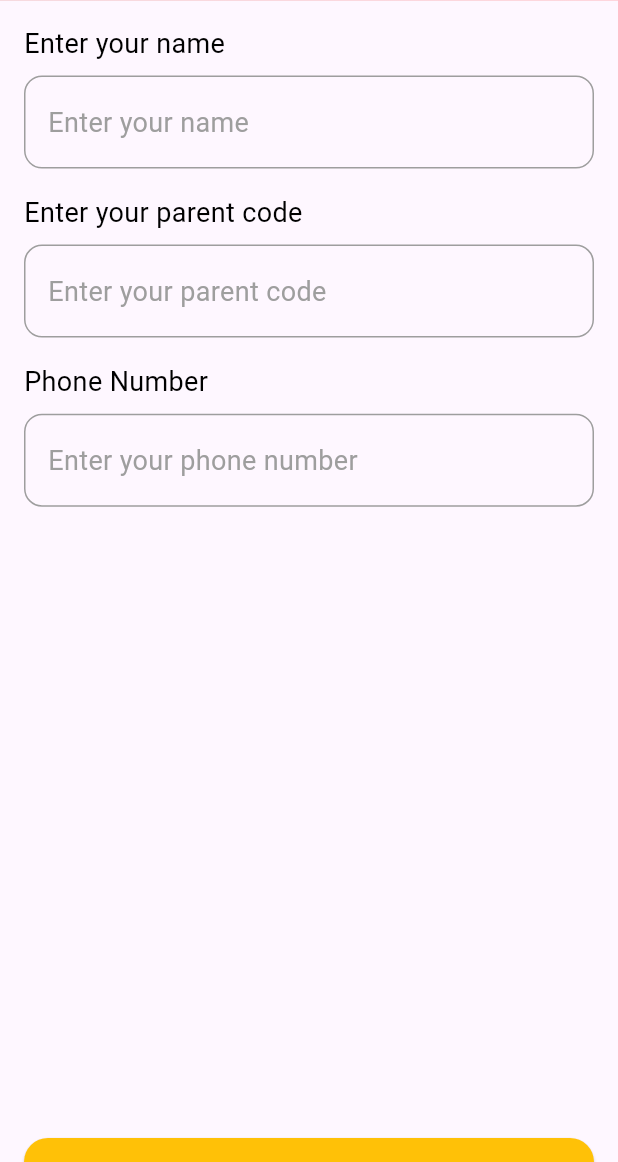
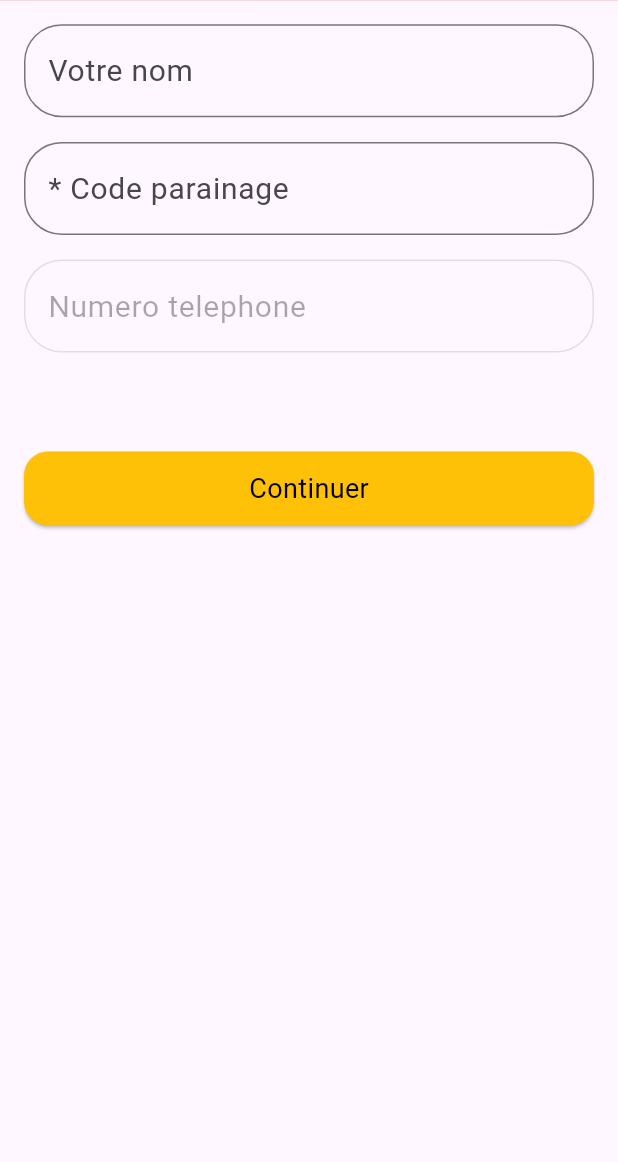
Before and after one commit to azangue-cmd/permis_111, a Flutter app: the UserDataInputScreen screen opened directly, on a phone screen of 412 x 824 dp, the part 74-1236 px from its top. Run offline on Flutter 3.47's test engine with Material 3 defaults, Android fonts, the phone set to English and light mode, and no system bars; our stand-ins replace carousel_slider, cloud_firestore, country_picker, firebase_auth, firebase_core, firebase_storage and 11 more; missing offline and left inert: flutter_gemini_bot; accounts and stored records are empty; project files that could hold a hidden picture were left out.

Commit message:
creeation de la premiere realise

```diff
--- a/lib/main.dart
+++ b/lib/main.dart
@@ -66,7 +66,7 @@ class MyApp extends StatelessWidget {
           ),
 
 
-        //home: const LotieScreen(),
+        //home: const UserDataInputScreen(),
           // home: const SideMenu(),
           //home: const UserBottomNavBar(),
           //home: const SellerBottomNavBar(),
--- a/lib/view/user/user_data_screen/user_data_input_screen.dart
+++ b/lib/view/user/user_data_screen/user_data_input_screen.dart
@@ -17,7 +17,7 @@ class _UserDataInputScreenState extends State<UserDataInputScreen> {
   TextEditingController nameController = TextEditingController();
   TextEditingController phoneController = TextEditingController();
   TextEditingController parentCodeController = TextEditingController();
-
+  final formKey = GlobalKey<FormState>();
   @override
   void initState() {
     super.initState();
@@ -31,6 +31,7 @@ class _UserDataInputScreenState extends State<UserDataInputScreen> {
     final height = MediaQuery.of(context).size.height;
     final width = MediaQuery.of(context).size.width;
     final textTheme = Theme.of(context).textTheme;
+
     return SafeArea(
       child: Scaffold(
         appBar: PreferredSize(
@@ -69,126 +70,63 @@ class _UserDataInputScreenState extends State<UserDataInputScreen> {
               mainAxisSize: MainAxisSize.max,
               crossAxisAlignment: CrossAxisAlignment.start,
               children: [
-                Text(
-                  'Enter your name',
-                  style: textTheme.bodyMedium,
-                ),
-                CommonFunction.blankSpace(height * 0.01, 0),
-                TextField(
+                TextFormField(
                   controller: nameController,
+                  cursorWidth: width * 0.005,
                   decoration: InputDecoration(
-                    hintText: 'Enter your name',
-                    hintStyle: textTheme.bodyMedium!.copyWith(
-                      color: grey,
-                    ),
+                    labelText: "Votre nom",
+                    hintText: "Nom",
                     border: OutlineInputBorder(
-                      borderRadius: BorderRadius.circular(12),
-                      borderSide: BorderSide(
-                        color: grey,
+                      borderRadius: BorderRadius.circular(25)
+                    )
                   ),
                 ),
-                    focusedBorder: OutlineInputBorder(
-                      borderRadius: BorderRadius.circular(12),
-                      borderSide: const BorderSide(
-                        color: secondaryColor,
+
+                CommonFunction.blankSpace(height * 0.02, 0),
+
+                Form(
+                  key: formKey,
+                  child: Column(
+                    children: [
+                      TextFormField(
+                        controller: parentCodeController,
+                        cursorWidth: width * 0.005,
+                        decoration: InputDecoration(
+                          labelText: "* Code parainage",
+                          hintText: "Code",
+                          border: OutlineInputBorder(
+                            borderRadius: BorderRadius.circular(25)
+                          )
                         ),
+                        validator: (value) {
+                          if (value == null || value.isEmpty) {
+                            return 'Veuillez entrer un code';
+                          }
+                          return null;
+                        },
                       ),
-                    disabledBorder: OutlineInputBorder(
-                      borderRadius: BorderRadius.circular(12),
-                      borderSide: BorderSide(
-                        color: grey,
-                      ),
-                    ),
-                    enabledBorder: OutlineInputBorder(
-                      borderRadius: BorderRadius.circular(12),
-                      borderSide: BorderSide(
-                        color: grey,
-                      ),
-                    ),
+                    ],
                   ),
                 ),
                 CommonFunction.blankSpace(height * 0.02, 0),
-                Text(
-                  'Enter your parent code',
-                  style: textTheme.bodyMedium,
+
+                TextFormField(
+                  controller: phoneController,
+                  cursorWidth: width * 0.005,
+                  decoration: InputDecoration(
+                    labelText: "Numero telephone",
+                    hintText: "Numero",
+                    border: OutlineInputBorder(
+                      borderRadius: BorderRadius.circular(25)
+                    )
                   ),
-                CommonFunction.blankSpace(height * 0.01, 0),
-                TextField(
-                  controller: parentCodeController,
-                  decoration: InputDecoration(
-                    hintText: 'Enter your parent code',
-                    hintStyle: textTheme.bodyMedium!.copyWith(
-                      color: grey,
+                  enabled: false,
                 ),
-                    border: OutlineInputBorder(
-                      borderRadius: BorderRadius.circular(12),
-                      borderSide: BorderSide(
-                        color: grey,
-                      ),
-                    ),
-                    focusedBorder: OutlineInputBorder(
-                      borderRadius: BorderRadius.circular(12),
-                      borderSide: const BorderSide(
-                        color: secondaryColor,
-                      ),
-                    ),
-                    disabledBorder: OutlineInputBorder(
-                      borderRadius: BorderRadius.circular(12),
-                      borderSide: BorderSide(
-                        color: grey,
-                      ),
-                    ),
-                    enabledBorder: OutlineInputBorder(
-                      borderRadius: BorderRadius.circular(12),
-                      borderSide: BorderSide(
-                        color: grey,
-                      ),
-                    ),
-                  ),
-                ),
-                CommonFunction.blankSpace(height * 0.02, 0),
-                Text(
-                  'Phone Number',
-                  style: textTheme.bodyMedium,
-                ),
-                CommonFunction.blankSpace(height * 0.01, 0),
-                TextField(
-                  controller: phoneController,
-                  readOnly: true,
-                  decoration: InputDecoration(
-                    hintText: 'Enter your phone number',
-                    hintStyle: textTheme.bodyMedium!.copyWith(
-                      color: grey,
-                    ),
-                    border: OutlineInputBorder(
-                      borderRadius: BorderRadius.circular(12),
-                      borderSide: BorderSide(
-                        color: grey,
-                      ),
-                    ),
-                    focusedBorder: OutlineInputBorder(
-                      borderRadius: BorderRadius.circular(12),
-                      borderSide: const BorderSide(
-                        color: secondaryColor,
-                      ),
-                    ),
-                    disabledBorder: OutlineInputBorder(
-                      borderRadius: BorderRadius.circular(12),
-                      borderSide: BorderSide(
-                        color: grey,
-                      ),
-                    ),
-                    enabledBorder: OutlineInputBorder(
-                      borderRadius: BorderRadius.circular(12),
-                      borderSide: BorderSide(
-                        color: grey,
-                      ),
-                    ),
-                  ),
-                ),
-                const Spacer(),
+                //const Spacer(),
+                CommonFunction.blankSpace(height * 0.08, 0),
                 ElevatedButton(
                   onPressed: () async {
+                    if (formKey.currentState!.validate()) {
                        UserModel userModel = UserModel(
                         mobileNum: phoneController.text.trim(),
                         name: nameController.text.trim(),
@@ -198,6 +136,16 @@ class _UserDataInputScreenState extends State<UserDataInputScreen> {
                       userModel: userModel,
                       context: context,
                     );
+                    }
+                    // UserModel userModel = UserModel(
+                    //     mobileNum: phoneController.text.trim(),
+                    //     name: nameController.text.trim(),
+                    //     parentCode: parentCodeController.text.trim(),
+                    //     userType: 'user');
+                    // await UserDataCRUD.addNewUser(
+                    //   userModel: userModel,
+                    //   context: context,
+                    // );
                   },
                   style: ElevatedButton.styleFrom(
                     backgroundColor: amber,
@@ -207,7 +155,7 @@ class _UserDataInputScreenState extends State<UserDataInputScreen> {
                     ),
                   ),
                   child: Text(
-                    'Proceed',
+                    'Continuer',
                     style: textTheme.bodyMedium,
                   ),
                 )
```
Also changed, not shown: 6 other files. Lines whose indentation alone changed are shown as unchanged.
